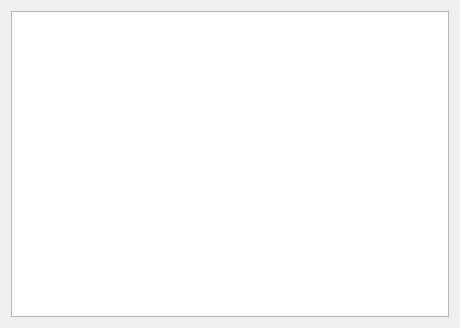
The window that qcd/mainwindow.ui (agnel-kurian/qt-chat) describes before a commit, drawn with Qt 5.
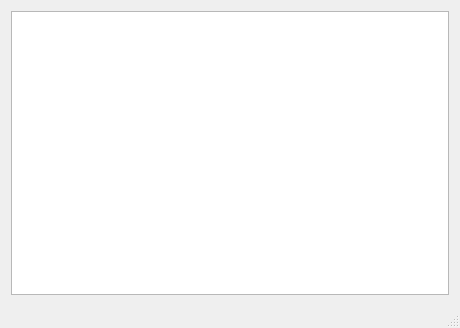
The same window after the commit.

Diff of the .ui file:
```diff
--- a/qcd/mainwindow.ui
+++ b/qcd/mainwindow.ui
@@ -20,6 +20,7 @@
     </item>
    </layout>
   </widget>
+  <widget class="QStatusBar" name="statusBar"/>
  </widget>
  <layoutdefault spacing="6" margin="11"/>
  <resources/>
```
